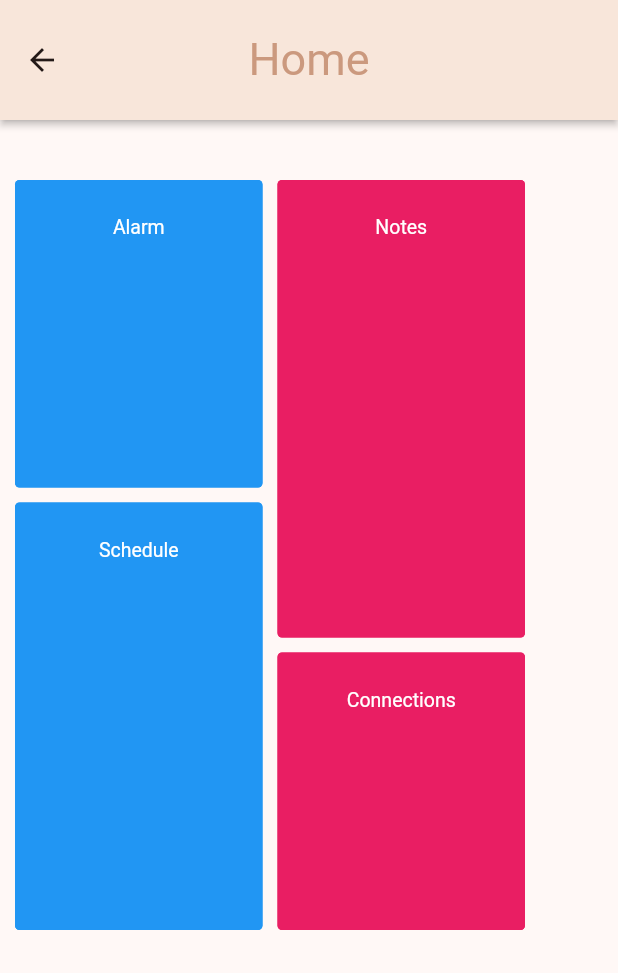
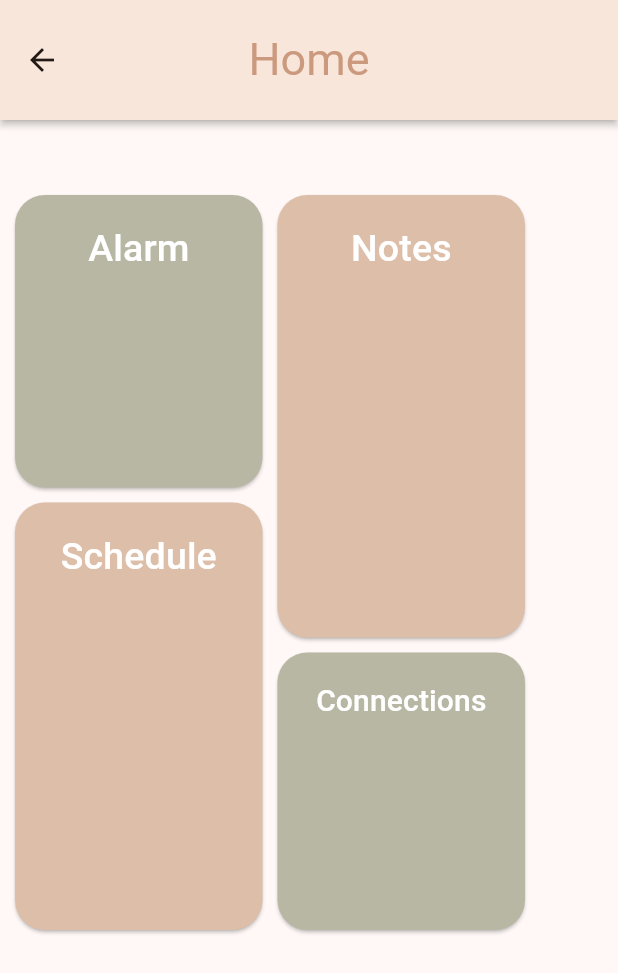
Before and after one commit to audreyhan222/App-Challenge, a Flutter app: the MainPage screen opened directly, on a phone screen of 412 x 824 dp. Shown: the top 973 px of the screen. Run offline on Flutter 3.47's test engine with Material 2 defaults, Android fonts, the phone set to English and light mode, and no system bars; drawn by our look-alikes of getwidget; our stand-ins replace cloud_firestore, firebase_core, google_fonts; missing offline and left inert: flutter_alarm_clock; accounts and stored records are empty; Roboto replaces fonts that are missing (Kanit).

```diff
--- a/lib/MainPage.dart
+++ b/lib/MainPage.dart
@@ -4,7 +4,6 @@ import 'NotesPage.dart';
 import 'SchedulePage.dart';
 import 'ConnectionsPage.dart';
 import 'package:google_fonts/google_fonts.dart';
-import 'package:getwidget/getwidget.dart';
 
 class MainPage extends StatefulWidget {
   const MainPage({super.key});
@@ -33,9 +32,14 @@ class _MainPageState extends State<MainPage> {
                 height: 250,
                 width: 180,
                 child: Padding (
-                  padding: const EdgeInsets.fromLTRB(10, 40, 5, 5),
-                  child: GFButton (
-                    color: Colors.blue,
+                  padding: const EdgeInsets.fromLTRB(10, 50, 5, 5),
+                  child: ElevatedButton (
+                    style: ElevatedButton.styleFrom(
+                      backgroundColor: Color.fromRGBO(183, 183, 164, 1),
+                      shape: RoundedRectangleBorder(
+                        borderRadius: BorderRadius.circular(20.0),
+                      ),
+                    ),
                     onPressed: () {
                       Navigator.push(
                         context,
@@ -45,7 +49,7 @@ class _MainPageState extends State<MainPage> {
                     child: Column (
                       children: [
                         Icon(null),
-                        Text ("Alarm"),
+                        Text ("Alarm", style: GoogleFonts.kanit(color: Colors.white, fontSize: 25)),
                       ]
                     )
                   ),
@@ -56,8 +60,13 @@ class _MainPageState extends State<MainPage> {
                 width: 180,
                 child: Padding (
                   padding: const EdgeInsets.fromLTRB(10.0, 5, 5, 10),
-                  child: GFButton (
-                    color: Colors.blue,
+                  child: ElevatedButton (
+                    style: ElevatedButton.styleFrom(
+                      backgroundColor: Color.fromRGBO(221, 190, 169, 1),
+                      shape: RoundedRectangleBorder(
+                        borderRadius: BorderRadius.circular(20.0),
+                      ),
+                    ),
                     onPressed: () {
                       Navigator.push (
                         context,
@@ -67,7 +76,7 @@ class _MainPageState extends State<MainPage> {
                     child: Column (
                       children: [
                         Icon(null),
-                        Text("Schedule"),
+                        Text("Schedule", style: GoogleFonts.kanit(color: Colors.white, fontSize: 25)),
                       ]
                     ),
                   ),
@@ -81,10 +90,14 @@ class _MainPageState extends State<MainPage> {
                 height: 350,
                 width: 180,
                 child: Padding (
-                  padding: EdgeInsets.fromLTRB(5, 40, 10, 5),
-                  child: GFButton (
-                    color: Colors.pink,
-                    shape: GFButtonShape.standard,
+                  padding: EdgeInsets.fromLTRB(5, 50, 10, 5),
+                  child: ElevatedButton (
+                    style: ElevatedButton.styleFrom(
+                      backgroundColor: Color.fromRGBO(221, 190, 169, 1),
+                      shape: RoundedRectangleBorder(
+                        borderRadius: BorderRadius.circular(20.0),
+                      ),
+                    ),
                     onPressed: () {
                       Navigator.push (
                         context,
@@ -94,7 +107,7 @@ class _MainPageState extends State<MainPage> {
                     child: Column(
                       children: [
                         Icon(null),
-                        Text("Notes"),
+                        Text("Notes", style: GoogleFonts.kanit(color: Colors.white, fontSize: 25)),
                       ]
                     ),
                   ),
@@ -105,9 +118,13 @@ class _MainPageState extends State<MainPage> {
                 width: 180,
                 child: Padding (
                   padding: EdgeInsets.fromLTRB(5, 5, 10, 10),
-                  child: GFButton (
-                    color: Colors.pink,
-                    shape: GFButtonShape.standard,
+                  child: ElevatedButton (
+                    style: ElevatedButton.styleFrom(
+                      backgroundColor: Color.fromRGBO(183, 183, 164, 1),
+                      shape: RoundedRectangleBorder(
+                        borderRadius: BorderRadius.circular(20.0),
+                      ),
+                    ),
                     onPressed: () {
                       Navigator.push (
                         context,
@@ -117,7 +134,7 @@ class _MainPageState extends State<MainPage> {
                     child: Column(
                       children: [
                         Icon(null),
-                        Text("Connections")
+                        Text("Connections", style: GoogleFonts.kanit(color: Colors.white, fontSize: 20))
                       ]
                     ),
                   ),
--- a/lib/main.dart
+++ b/lib/main.dart
@@ -76,7 +76,7 @@ class _MyHomePageState extends State<MyHomePage> {
           child: Column (
             children: [
               Container (
-                height: 300,
+                height: 350,
               ),
               Container (
                 height: 60,
```
